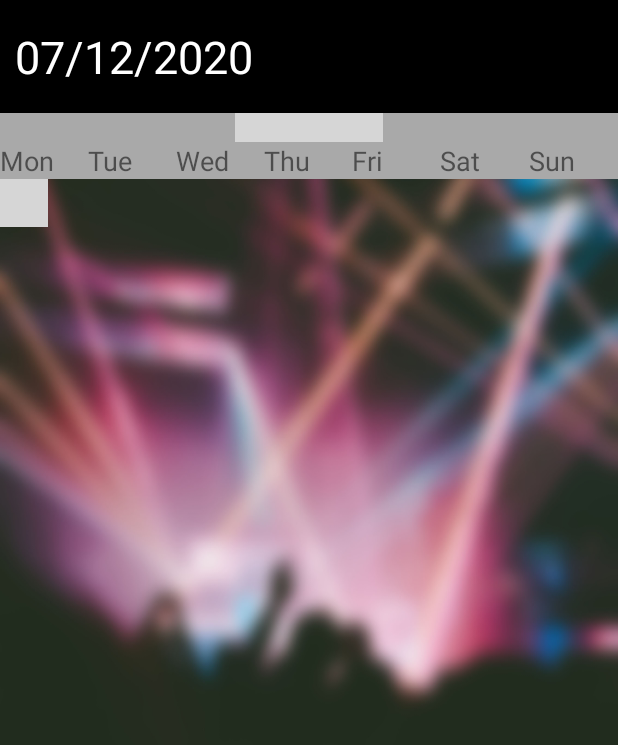
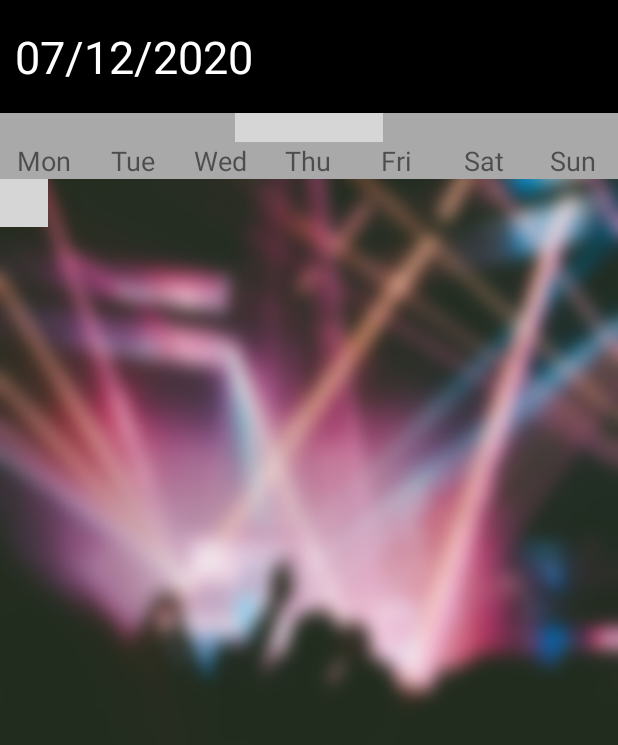
Before and after one commit to PlanAndBeSuccessful/PABS, an Android app: the fragment CalendarFragment placed in its activity, on a phone screen of 412 x 824 dp. Shown: the top 745 px of the screen. Run offline under Robolectric (Android 15) with nearby library versions, the phone set to English and light mode, and no system bars; our stand-ins replace Firebase (no records; nobody signed in at launch, a user with empty details on screens opened directly), Picasso; libraries missing offline, so code that uses them is left out: sun.bob.mcalendarview; plain views replace ExpCalendarView; pictures from the network do not load; Roboto replaces fonts that are not available here; 2 statements that could not run were skipped; grey boxes are pictures that could not be loaded.

```diff
--- a/app/src/main/res/layout/fragment_calendar.xml
+++ b/app/src/main/res/layout/fragment_calendar.xml
@@ -51,42 +51,57 @@
                     android:layout_width="0dp"
                     android:layout_height="wrap_content"
                     android:layout_weight="1"
+                    android:textAlignment="center"
+                    android:gravity="center_horizontal"
                     android:text="Mon"
-                    android:textSize="18dp" />
+                    android:textSize="18dp"
+                    />
                 <TextView
                     android:layout_width="0dp"
                     android:layout_height="wrap_content"
                     android:layout_weight="1"
+                    android:textAlignment="center"
+                    android:gravity="center_horizontal"
                     android:text="Tue"
                     android:textSize="18dp" />
                 <TextView
                     android:layout_width="0dp"
                     android:layout_height="wrap_content"
                     android:layout_weight="1"
+                    android:textAlignment="center"
+                    android:gravity="center_horizontal"
                     android:text="Wed"
                     android:textSize="18dp" />
                 <TextView
                     android:layout_width="0dp"
                     android:layout_height="wrap_content"
                     android:layout_weight="1"
+                    android:textAlignment="center"
+                    android:gravity="center_horizontal"
                     android:text="Thu"
                     android:textSize="18dp" />
                 <TextView
                     android:layout_width="0dp"
                     android:layout_height="wrap_content"
                     android:layout_weight="1"
+                    android:textAlignment="center"
+                    android:gravity="center_horizontal"
                     android:text="Fri"
                     android:textSize="18dp" />
                 <TextView
                     android:layout_width="0dp"
                     android:layout_height="wrap_content"
                     android:layout_weight="1"
+                    android:textAlignment="center"
+                    android:gravity="center_horizontal"
                     android:text="Sat"
                     android:textSize="18dp" />
                 <TextView
                     android:layout_width="0dp"
                     android:layout_height="wrap_content"
                     android:layout_weight="1"
+                    android:textAlignment="center"
+                    android:gravity="center_horizontal"
                     android:text="Sun"
                     android:textSize="18dp" />
             </LinearLayout>
```
